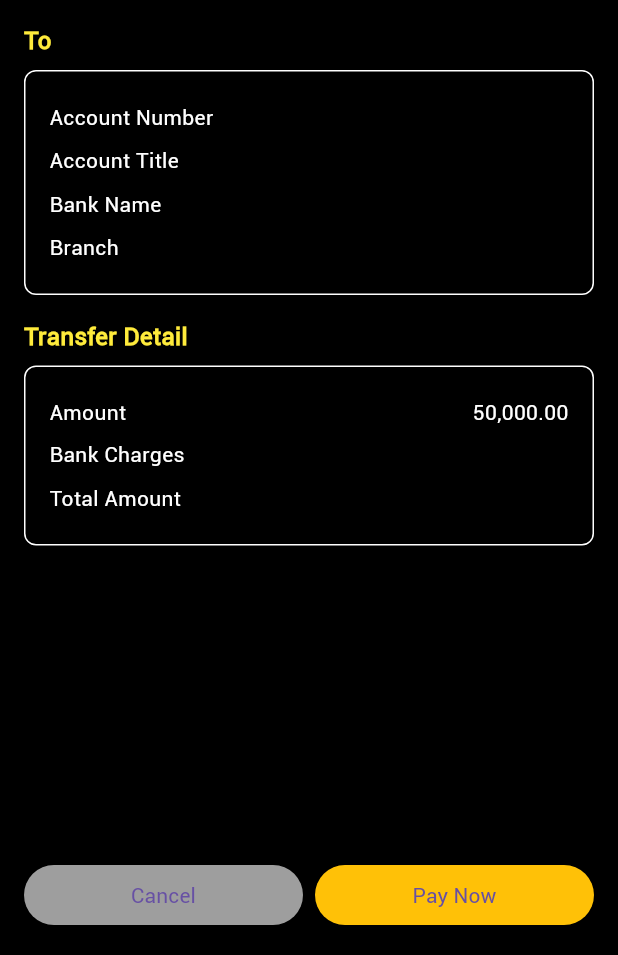
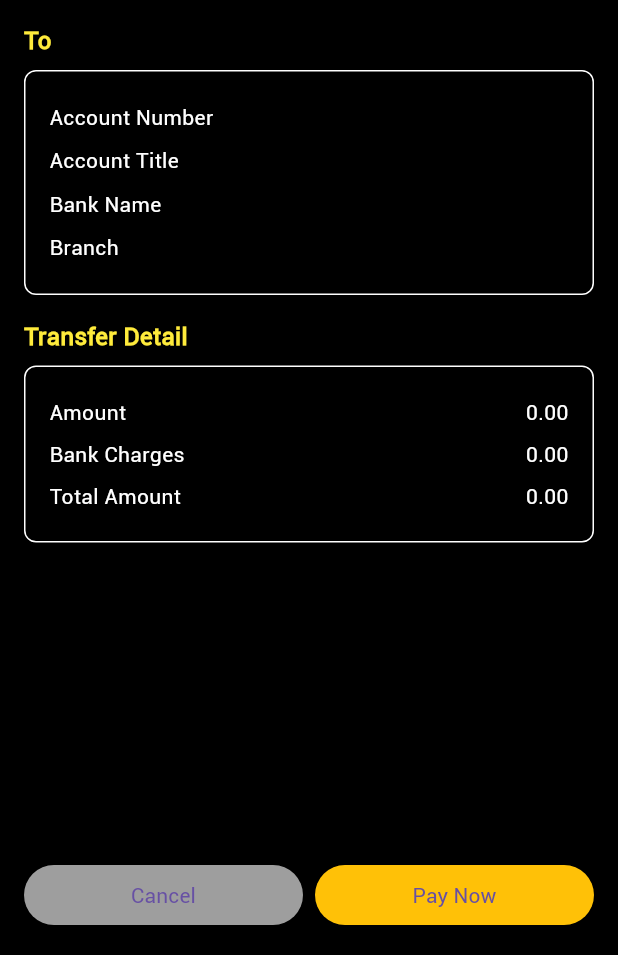
Before and after one commit to araoofkhan/bank_application, a Flutter app: the ConfirmPaymentScreen screen opened directly with empty values, after a tap on "Pay Now", on a phone screen of 412 x 824 dp, the part 281-1236 px from its top. Run offline on Flutter 3.47's test engine with Material 3 defaults, Android fonts, the phone set to English and light mode, and no system bars; our stand-ins replace connectivity_plus, firebase_core, firebase_database, fluttertoast; accounts and stored records are empty.

Commit message:
ConfirmPaymentScreen.dart added

```diff
--- a/lib/screens/ConfirmPaymentScreen.dart
+++ b/lib/screens/ConfirmPaymentScreen.dart
@@ -1,20 +1,37 @@
 import 'package:bank_application/resources/colors.dart';
-import 'package:bank_application/screens/DashBoardScreen.dart';
 import 'package:flutter/material.dart';
 
+import 'DashBoardScreen.dart';
+
 class ConfirmPaymentScreen extends StatelessWidget {
-  final String amount;
+  final double amount;
   final String beneficiaryName;
   final String bankLogo;
   final String accountNumber;
   final String bankName;
+
   ConfirmPaymentScreen({
     required this.amount,
     required this.beneficiaryName,
     required this.bankLogo,
-    required this.accountNumber, required this.bankName,
+    required this.accountNumber,
+    required this.bankName,
+  });
 
-  });
+  double bankCharges() {
+    double charges = 0.0;
+
+  //  double numericAmount = double.tryParse(amount) ?? 0.0; // Convert amount to double
+
+    if (amount > 50000) {
+      charges = 0.001 * amount;
+
+    } else {
+    charges=0;
+    }
+
+    return charges;
+  }
 
 
   @override
@@ -25,19 +42,19 @@ class ConfirmPaymentScreen extends StatelessWidget {
         backgroundColor: Colors.purple,
         actions: [
           IconButton(
-            icon: Icon(Icons.home,color: AppColors.yellowcolor,),
+            icon: Icon(Icons.home, color: AppColors.yellowcolor),
             onPressed: () {
               // Handle home button action
             },
           ),
           IconButton(
-            icon: Icon(Icons.notifications,color: AppColors.yellowcolor),
+            icon: Icon(Icons.notifications, color: AppColors.yellowcolor),
             onPressed: () {
               // Handle notifications button action
             },
           ),
           IconButton(
-            icon: Icon(Icons.power_settings_new,color: AppColors.yellowcolor),
+            icon: Icon(Icons.power_settings_new, color: AppColors.yellowcolor),
             onPressed: () {
               // Handle power off button action
             },
@@ -67,7 +84,8 @@ class ConfirmPaymentScreen extends StatelessWidget {
               ),
               child: Row(
                 children: [
-                  Image.asset('lib/resources/banklogo/meezan.png', // Update the image path accordingly
+                  Image.asset(
+                    'lib/resources/banklogo/meezan.png', // Use bankLogo to dynamically load the image
                     width: 40.0,
                     height: 40.0,
                   ),
@@ -75,8 +93,21 @@ class ConfirmPaymentScreen extends StatelessWidget {
                   Column(
                     crossAxisAlignment: CrossAxisAlignment.start,
                     children: [
-                      Text(accountHolderName,style: TextStyle(fontSize:18,fontWeight: FontWeight.bold,fontFamily:'CustomFont'),),
-                      Text(accountHolderaccountNmber,style: TextStyle(fontSize:18,fontFamily:'CustomFont'),),
+                      Text(
+                        accountHolderName, // Replace with actual global or passed value
+                        style: TextStyle(
+                          fontSize: 18,
+                          fontWeight: FontWeight.bold,
+                          fontFamily: 'CustomFont',
+                        ),
+                      ),
+                      Text(
+                        accountHolderaccountNmber, // Replace with actual global or passed value
+                        style: TextStyle(
+                          fontSize: 18,
+                          fontFamily: 'CustomFont',
+                        ),
+                      ),
                     ],
                   ),
                 ],
@@ -101,10 +132,10 @@ class ConfirmPaymentScreen extends StatelessWidget {
               child: Column(
                 crossAxisAlignment: CrossAxisAlignment.start,
                 children: [
-                  _buildRow('Account Number','$accountNumber'),
-                  _buildRow('Account Title', '$beneficiaryName'),
-                  _buildRow('Bank Name', '$bankName'),
-                  _buildRow('Branch', ''),
+                  _buildRow('Account Number', accountNumber),
+                  _buildRow('Account Title', beneficiaryName),
+                  _buildRow('Bank Name', bankName),
+                  _buildRow('Branch', ''), // Add branch info if available
                 ],
               ),
             ),
@@ -127,9 +158,10 @@ class ConfirmPaymentScreen extends StatelessWidget {
               child: Column(
                 crossAxisAlignment: CrossAxisAlignment.start,
                 children: [
-                  _buildRow('Amount', formattedAmount),
-                  _buildRow('Bank Charges', ''),
-                  _buildRow('Total Amount', ''),
+                  _buildRow('Amount', amount.toStringAsFixed(2)), // Display the amount with 2 decimal places
+                  _buildRow('Bank Charges', bankCharges().toStringAsFixed(2)), // Display the bank charges with 2 decimal places
+                  _buildRow('Total Amount', (amount + bankCharges()).toStringAsFixed(2)), // Display total amount (sum of amount and bank charges)
+
                 ],
               ),
             ),
@@ -151,7 +183,13 @@ class ConfirmPaymentScreen extends StatelessWidget {
                 Expanded(
                   child: ElevatedButton(
                     onPressed: () {
-                      // Handle pay now action
+                     /* print("Amount: ${amount.toStringAsFixed(2)}"); // Converts amount to String with 2 decimal places
+                      print("Bank Charges: ${bankCharges().toStringAsFixed(2)}"); // Converts bankCharges() to String with 2 decimal places
+                      String amnt = (amount + bankCharges()).toStringAsFixed(2);
+                      print("Bank Charges: $amnt");
+*/
+
+
                     },
                     style: ElevatedButton.styleFrom(
                       backgroundColor: Colors.amber,
@@ -163,7 +201,8 @@ class ConfirmPaymentScreen extends StatelessWidget {
             ),
           ],
         ),
-      ));
+      ),
+    );
   }
 
   Widget _buildRow(String title, String value) {
--- a/lib/screens/DashBoardScreen.dart
+++ b/lib/screens/DashBoardScreen.dart
@@ -10,9 +10,9 @@ String formatAmount(double amount) {
   final NumberFormat currencyFormat = NumberFormat.currency(locale: 'en_US', symbol: '');
   return currencyFormat.format(amount);
 }
-
+double balance=5000000;
 // Global variable for formatted amount
-String formattedAmount = formatAmount(50000.00);
+String formattedAmount = formatAmount(balance);
 String accountHolderName = 'ABDUL RAOOF';
 String accountHolderaccountNmber='Current-96010102876644';
 class DashBoardScreen extends StatefulWidget {
--- a/lib/screens/sendmoneyscreen.dart
+++ b/lib/screens/sendmoneyscreen.dart
@@ -1,4 +1,5 @@
 import 'package:bank_application/screens/ConfirmPaymentScreen.dart';
+import 'package:bank_application/screens/DashBoardScreen.dart';
 import 'package:flutter/material.dart';
 import 'package:intl/intl.dart';
 import '../resources/colors.dart';
@@ -34,7 +35,7 @@ class _SendMoneyScreenState extends State<SendMoneyScreen> {
     super.initState();
 
     // Example initial value, update accordingly
-    final String formattedAmount = formatAmount(50000.00); // Ensure formatAmount is implemented correctly
+    final String formattedAmount = formatAmount(balance); // Ensure formatAmount is implemented correctly
     _initialBalance = double.tryParse(formattedAmount.replaceAll(',', '')) ?? 0.0;
     _updatedBalance = _initialBalance;
 
@@ -83,7 +84,6 @@ class _SendMoneyScreenState extends State<SendMoneyScreen> {
       );
     });
   }
-
   void _dismissKeyboard() {
     FocusScope.of(context).unfocus();
   }
@@ -132,21 +132,23 @@ class _SendMoneyScreenState extends State<SendMoneyScreen> {
         },
       );
     } else {
-      // Format the entered amount before passing to the next screen
-      final formattedAmount = formatInputAmount(enteredAmountString);
-      _dismissKeyboard();
+      _dismissKeyboard(); // Hide the keyboard
+
+      // Navigate to the ConfirmPaymentScreen
       Navigator.push(
         context,
         MaterialPageRoute(
           builder: (context) => ConfirmPaymentScreen(
-            amount: formattedAmount,
-            beneficiaryName: widget.beneficiaryName, bankLogo: widget.bankLogo, accountNumber: widget.accountNumber,bankName: widget.bankName,
+            amount: enteredAmount, // Pass as double
+            beneficiaryName: widget.beneficiaryName,
+            bankLogo: widget.bankLogo,
+            accountNumber: widget.accountNumber,
+            bankName: widget.bankName,
           ),
         ),
       );
     }
   }
-
 
 
   @override
```
